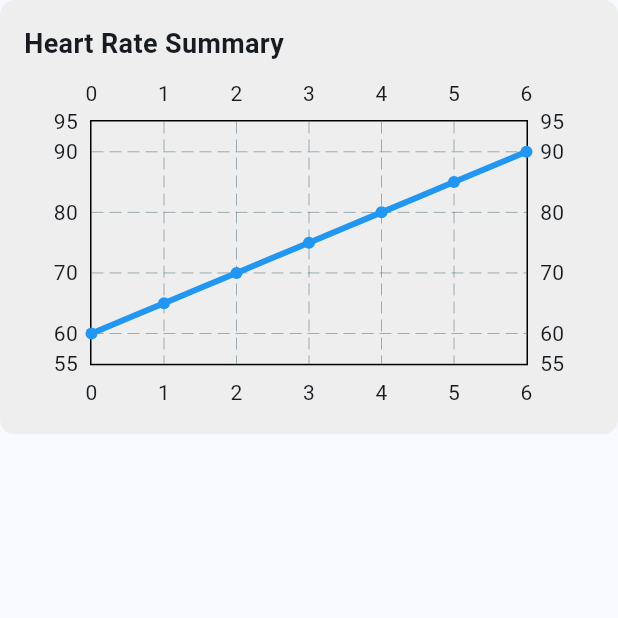
After one commit to MrHAM17/Health_Manager, a Flutter app: the HeartActivityScreen screen opened directly, on a phone screen of 412 x 824 dp, the top half of it. The commit adds this screen. Run offline on Flutter 3.47's test engine with Material 3 defaults, Android fonts, the phone set to English and light mode, and no system bars; drawn by our look-alikes of fl_chart; our stand-ins replace cloud_firestore, email_validator, firebase_auth, firebase_core, hive, hive_flutter; accounts and stored records are empty.

Commit message:
home screen done

```diff
--- /dev/null
+++ b/lib/HeartActivityScreen.dart
@@ -0,0 +1,22 @@
+import 'package:flutter/material.dart';
+import 'package:health_manager/widgets/heart_rate_chart.dart';
+
+class HeartActivityScreen extends StatefulWidget {
+  const HeartActivityScreen({super.key});
+
+  @override
+  State<HeartActivityScreen> createState() => _HeartActivityScreenState();
+}
+
+class _HeartActivityScreenState extends State<HeartActivityScreen> {
+  @override
+  Widget build(BuildContext context) {
+    return Scaffold(
+      body: Column(
+        children: [
+          HeartRateSummaryChart(heartRateData: [60, 65, 70, 75, 80, 85, 90]),
+        ],
+      ),
+    );
+  }
+}
--- a/lib/home.dart
+++ b/lib/home.dart
@@ -4,6 +4,7 @@
 import 'package:firebase_core/firebase_core.dart';
 import 'package:flutter/cupertino.dart';
 import 'package:flutter/material.dart';
+import 'package:health_manager/HeartActivityScreen.dart';
 import 'package:health_manager/widgets/heart_rate.dart';
 import 'package:health_manager/widgets/oximeter.dart';
 import 'package:health_manager/widgets/pedometer.dart';
@@ -57,6 +58,20 @@
                   ),
                 ),
               ),
+              // GridView.count(
+              //   shrinkWrap: true,
+              //   crossAxisCount: 2,
+              //   mainAxisSpacing: 12.0,
+              //   crossAxisSpacing: 12.0,
+              //   padding: EdgeInsets.all(16.0),
+              //   children: [
+              //     HeartRateWidget(heartRate: 75),
+              //     OximeterWidget(oxygenLevel: 98.5),
+              //     PedometerWidget(steps: 5000),
+              //     SleepWidget(hours: 7),
+              //   ],
+              // ),
+
               GridView.count(
                 shrinkWrap: true,
                 crossAxisCount: 2,
@@ -64,12 +79,34 @@
                 crossAxisSpacing: 12.0,
                 padding: EdgeInsets.all(16.0),
                 children: [
-                  HeartRateWidget(heartRate: 75),
-                  OximeterWidget(oxygenLevel: 98.5),
-                  PedometerWidget(steps: 5000),
-                  SleepWidget(hours: 7),
+                  GestureDetector(
+                    onTap: () {
+                      Navigator.push(context, MaterialPageRoute(builder: (context) => HeartActivityScreen()));
+                    },
+                    child: HeartRateWidget(heartRate: 75),
+                  ),
+                  GestureDetector(
+                    onTap: () {
+                      // Handle onTap for OximeterWidget
+                    },
+                    child: OximeterWidget(oxygenLevel: 98.5),
+                  ),
+                  GestureDetector(
+                    onTap: () {
+                      // Handle onTap for PedometerWidget
+                    },
+                    child: PedometerWidget(steps: 5000),
+                  ),
+                  GestureDetector(
+                    onTap: () {
+                      // Handle onTap for SleepWidget
+                    },
+                    child: SleepWidget(hours: 7),
+                  ),
                 ],
               ),
+
+
               Padding(
                 padding:
                 const EdgeInsets.symmetric(vertical: 6.0, horizontal: 16),
--- /dev/null
+++ b/lib/widgets/heart_rate_chart.dart
@@ -0,0 +1,59 @@
+import 'package:flutter/material.dart';
+import 'package:fl_chart/fl_chart.dart';
+
+class HeartRateSummaryChart extends StatelessWidget {
+  final List<double> heartRateData;
+
+  HeartRateSummaryChart({required this.heartRateData});
+
+  @override
+  Widget build(BuildContext context) {
+    return Container(
+      padding: EdgeInsets.all(16.0),
+      decoration: BoxDecoration(
+        borderRadius: BorderRadius.circular(10.0),
+        color: Colors.grey[200],
+      ),
+      child: Column(
+        crossAxisAlignment: CrossAxisAlignment.stretch,
+        children: [
+          Text(
+            'Heart Rate Summary',
+            style: TextStyle(
+              fontWeight: FontWeight.bold,
+              fontSize: 18.0,
+            ),
+          ),
+          SizedBox(height: 8.0),
+          AspectRatio(
+            aspectRatio: 1.7,
+            child: LineChart(
+              LineChartData(
+                lineBarsData: [
+                  LineChartBarData(
+                    spots: heartRateData
+                        .asMap()
+                        .entries
+                        .map((entry) => FlSpot(entry.key.toDouble(), entry.value))
+                        .toList(),
+                    isCurved: true,
+                    color: Colors.blue,
+                    barWidth: 4,
+                    isStrokeCapRound: true,
+                    belowBarData: BarAreaData(show: false),
+                    dotData: FlDotData(show: true),
+                  ),
+                ],
+                minX: 0,
+                maxX: (heartRateData.length - 1).toDouble(),
+                minY: heartRateData.reduce((min, value) => min > value ? value : min) - 5,
+                maxY: heartRateData.reduce((max, value) => max < value ? value : max) + 5,
+                borderData: FlBorderData(show: true),
+              ),
+            ),
+          ),
+        ],
+      ),
+    );
+  }
+}
--- a/pubspec.yaml
+++ b/pubspec.yaml
@@ -45,6 +45,7 @@
   hive: any
   hive_flutter: any
   http: any
+  fl_chart: any
 
 
 dev_dependencies:
```
Also changed, not shown: pubspec.lock.
